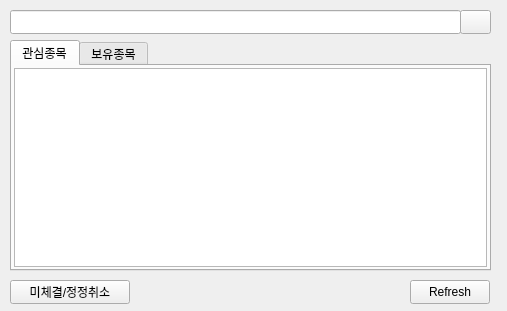
First picture: the form in src/ui/mainwindow.ui, repository ChiwonMoon/StockFlow, before the edit.
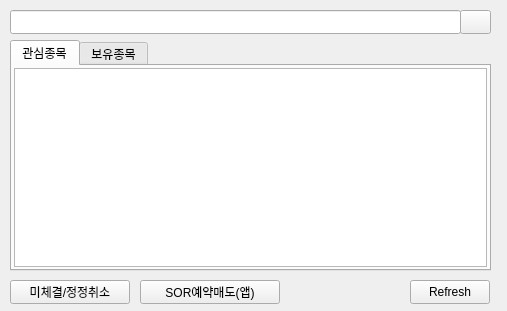
Second picture: the form after the edit. Icons and pictures are not drawn.

Commit message:
앱 자체 SOR 예약매도(발사 시각·반복 지정) 추가 및 영속화
- 정한 시각에 order-cash(SOR, KRX+NXT)를 자동 발사하는 앱 측 예약매도
- 우클릭 'SOR 예약매도(앱·NXT포함)' 등록 다이얼로그: 수량(전량/상한)·지정가/시장가·발사시각·매일반복
- 하단 'SOR예약매도(앱)' 버튼으로 목록 조회/취소, 5초 주기 발사 체크
- QSettings에 저장/복원하여 재시작·재부팅에도 예약 유지 (지난 1회는 폐기, 매일은 이월)
- 기존 KIS 네이티브 예약은 '예약매도(KIS·KRX)'로 라벨 구분

Diff of the .ui file:
```diff
--- a/src/ui/mainwindow.ui
+++ b/src/ui/mainwindow.ui
@@ -40,6 +40,19 @@
      <string>미체결/정정취소</string>
     </property>
    </widget>
+   <widget class="QPushButton" name="btnSchedSells">
+    <property name="geometry">
+     <rect>
+      <x>140</x>
+      <y>280</y>
+      <width>140</width>
+      <height>24</height>
+     </rect>
+    </property>
+    <property name="text">
+     <string>SOR예약매도(앱)</string>
+    </property>
+   </widget>
    <widget class="QTabWidget" name="tabWidget">
     <property name="geometry">
      <rect>
```
The commit also changes 2 other files.
